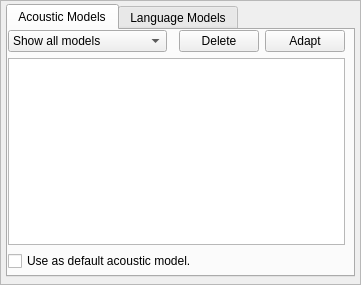
First picture: the form in res/ui/settingspane-model.ui, repository smartboyhw/speechcontrol, before the edit.
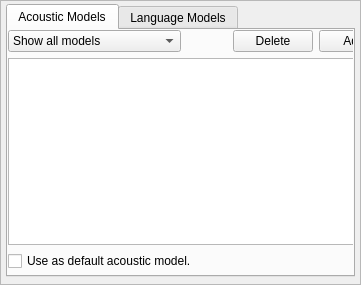
Second picture: the form after the edit.

Commit message: Correct model settings pane form.

```diff
--- a/res/ui/settingspane-model.ui
+++ b/res/ui/settingspane-model.ui
@@ -43,7 +43,7 @@
          <rect>
           <x>0</x>
           <y>0</y>
-          <width>337</width>
+          <width>391</width>
           <height>241</height>
          </rect>
         </property>
```
Left out of the diff: 2 changed lines with no effect on the pictures.
